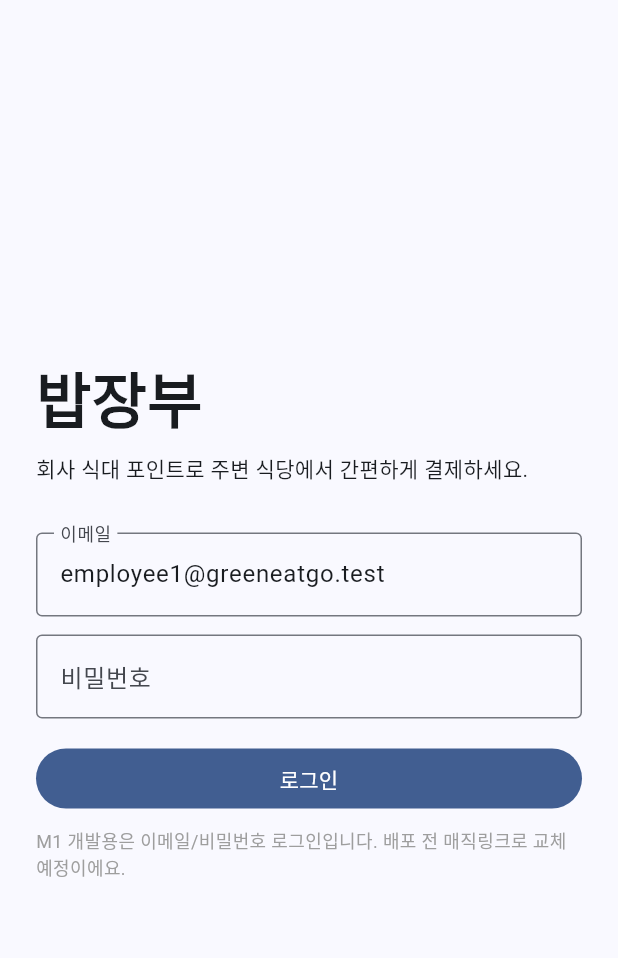
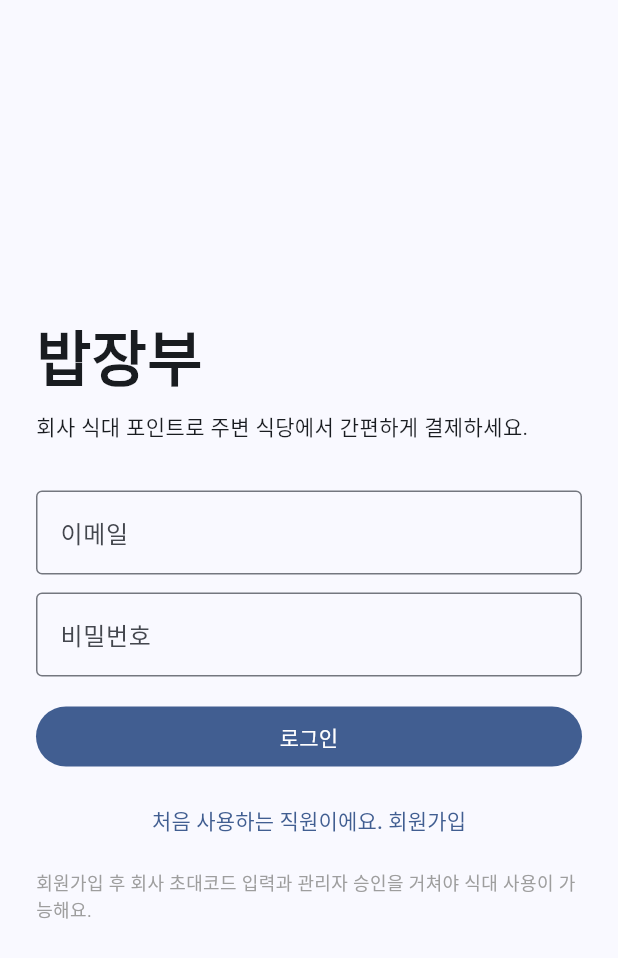
Before and after one commit to lovelyuk/greeneatgo, a Flutter app: the LoginScreen screen opened directly with empty values, on a phone screen of 412 x 824 dp. Shown: the top 958 px of the screen. Run offline on Flutter 3.47's test engine with Material 3 defaults, Android fonts, the phone set to English and light mode, and no system bars; our stand-ins replace supabase_flutter; accounts and stored records are empty.

Commit message:
[customer] 회원가입 화면 및 Windows 빌드 안정화

```diff
--- a/apps/customer/lib/main.dart
+++ b/apps/customer/lib/main.dart
@@ -142,6 +142,7 @@ class _AppGateState extends State<AppGate> {
   }
 }
 
+
 class LoginScreen extends StatefulWidget {
   const LoginScreen({super.key, required this.onLoggedIn});
   final Future<void> Function() onLoggedIn;
@@ -151,43 +152,117 @@ class LoginScreen extends StatefulWidget {
 }
 
 class _LoginScreenState extends State<LoginScreen> {
-  final _email = TextEditingController(text: 'employee1@greeneatgo.test');
+  final _email = TextEditingController();
   final _password = TextEditingController();
+  final _passwordConfirm = TextEditingController();
+  final _displayName = TextEditingController();
   bool _busy = false;
+  bool _signupMode = false;
   String? _error;
+  String? _info;
 
   Future<void> _login() async {
-    setState(() { _busy = true; _error = null; });
+    setState(() { _busy = true; _error = null; _info = null; });
     try {
       await Supabase.instance.client.auth.signInWithPassword(email: _email.text.trim(), password: _password.text);
       await widget.onLoggedIn();
     } catch (error) {
-      setState(() => _error = error.toString());
+      setState(() => _error = _friendlyAuthError(error));
     } finally {
-      setState(() => _busy = false);
+      if (mounted) setState(() => _busy = false);
     }
+  }
+
+  Future<void> _signup() async {
+    setState(() { _busy = true; _error = null; _info = null; });
+    final email = _email.text.trim();
+    final password = _password.text;
+    final displayName = _displayName.text.trim();
+
+    if (displayName.isEmpty) {
+      setState(() { _busy = false; _error = '이름을 입력해 주세요.'; });
+      return;
+    }
+    if (password.length < 6) {
+      setState(() { _busy = false; _error = '비밀번호는 6자 이상으로 입력해 주세요.'; });
+      return;
+    }
+    if (password != _passwordConfirm.text) {
+      setState(() { _busy = false; _error = '비밀번호 확인이 일치하지 않아요.'; });
+      return;
+    }
+
+    try {
+      final response = await Supabase.instance.client.auth.signUp(
+        email: email,
+        password: password,
+        data: {'display_name': displayName},
+      );
+      if (response.session != null) {
+        await widget.onLoggedIn();
+      } else {
+        setState(() {
+          _signupMode = false;
+          _info = '회원가입이 완료됐어요. 이메일 인증을 켠 경우 메일 확인 후 로그인해 주세요.';
+        });
+      }
+    } catch (error) {
+      setState(() => _error = _friendlyAuthError(error));
+    } finally {
+      if (mounted) setState(() => _busy = false);
+    }
+  }
+
+  String _friendlyAuthError(Object error) {
+    final text = error.toString();
+    if (text.contains('Invalid login credentials')) return '이메일 또는 비밀번호가 올바르지 않아요.';
+    if (text.contains('User already registered')) return '이미 가입된 이메일이에요. 로그인해 주세요.';
+    if (text.contains('Password should be')) return '비밀번호 조건을 확인해 주세요.';
+    return text.replaceFirst('AuthException(message: ', '').replaceFirst('Exception: ', '');
+  }
+
+  void _toggleMode() {
+    setState(() {
+      _signupMode = !_signupMode;
+      _error = null;
+      _info = null;
+    });
   }
 
   @override
   Widget build(BuildContext context) {
     return Scaffold(
       body: SafeArea(
-        child: Padding(
+        child: SingleChildScrollView(
           padding: const EdgeInsets.all(24),
+          child: ConstrainedBox(
+            constraints: BoxConstraints(minHeight: MediaQuery.of(context).size.height - 48),
             child: Column(crossAxisAlignment: CrossAxisAlignment.stretch, mainAxisAlignment: MainAxisAlignment.center, children: [
               const Text('밥장부', style: TextStyle(fontSize: 40, fontWeight: FontWeight.w900)),
               const SizedBox(height: 8),
-            const Text('회사 식대 포인트로 주변 식당에서 간편하게 결제하세요.'),
+              Text(_signupMode ? '직원 계정을 만들고 회사 초대코드로 가입 요청을 보내세요.' : '회사 식대 포인트로 주변 식당에서 간편하게 결제하세요.'),
               const SizedBox(height: 32),
-            TextField(controller: _email, keyboardType: TextInputType.emailAddress, decoration: const InputDecoration(labelText: '이메일', border: OutlineInputBorder())),
+              if (_signupMode) ...[
+                TextField(controller: _displayName, textInputAction: TextInputAction.next, decoration: const InputDecoration(labelText: '이름', border: OutlineInputBorder())),
                 const SizedBox(height: 12),
-            TextField(controller: _password, obscureText: true, decoration: const InputDecoration(labelText: '비밀번호', border: OutlineInputBorder())),
+              ],
+              TextField(controller: _email, keyboardType: TextInputType.emailAddress, textInputAction: TextInputAction.next, decoration: const InputDecoration(labelText: '이메일', border: OutlineInputBorder())),
+              const SizedBox(height: 12),
+              TextField(controller: _password, obscureText: true, textInputAction: _signupMode ? TextInputAction.next : TextInputAction.done, decoration: const InputDecoration(labelText: '비밀번호', border: OutlineInputBorder())),
+              if (_signupMode) ...[
+                const SizedBox(height: 12),
+                TextField(controller: _passwordConfirm, obscureText: true, textInputAction: TextInputAction.done, decoration: const InputDecoration(labelText: '비밀번호 확인', border: OutlineInputBorder())),
+              ],
               if (_error != null) Padding(padding: const EdgeInsets.only(top: 12), child: Text(_error!, style: const TextStyle(color: Colors.red))),
+              if (_info != null) Padding(padding: const EdgeInsets.only(top: 12), child: Text(_info!, style: const TextStyle(color: Color(0xFF047857)))),
               const SizedBox(height: 16),
-            FilledButton(onPressed: _busy ? null : _login, child: Text(_busy ? '로그인 중...' : '로그인')),
+              FilledButton(onPressed: _busy ? null : (_signupMode ? _signup : _login), child: Text(_busy ? '처리 중...' : (_signupMode ? '회원가입' : '로그인'))),
               const SizedBox(height: 8),
-            const Text('M1 개발용은 이메일/비밀번호 로그인입니다. 배포 전 매직링크로 교체 예정이에요.', style: TextStyle(fontSize: 12, color: Colors.grey)),
+              TextButton(onPressed: _busy ? null : _toggleMode, child: Text(_signupMode ? '이미 계정이 있어요. 로그인' : '처음 사용하는 직원이에요. 회원가입')),
+              const SizedBox(height: 8),
+              const Text('회원가입 후 회사 초대코드 입력과 관리자 승인을 거쳐야 식대 사용이 가능해요.', style: TextStyle(fontSize: 12, color: Colors.grey)),
             ]),
+          ),
         ),
       ),
     );
```
Also changed, not shown: 2 other files. Lines whose indentation alone changed are shown as unchanged.
